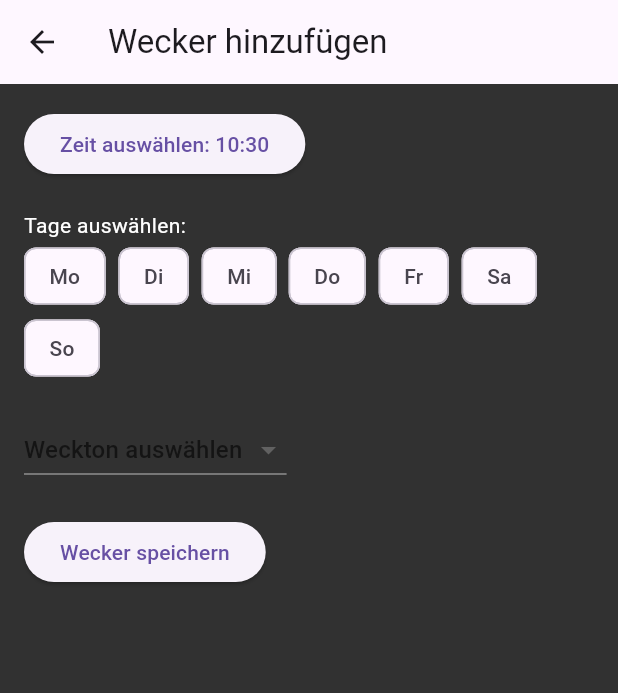
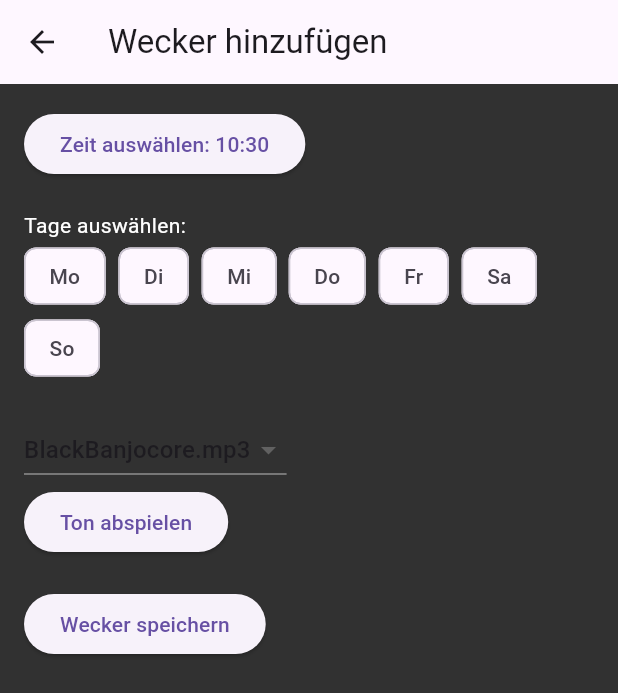
Before and after one commit to Wolanden/solve_alarm, a Flutter app: the screen it shows after launch, after a tap on the "add" icon, on a phone screen of 412 x 824 dp. Shown: the top 693 px of the screen. Run offline on Flutter 3.47's test engine with Material 3 defaults, Android fonts, the phone set to English and light mode, and no system bars; our stand-ins replace audioplayers.

Commit message:
changed that a sound is default selected

```diff
--- a/solve_alarm/lib/pages/add_alarm_screen.dart
+++ b/solve_alarm/lib/pages/add_alarm_screen.dart
@@ -13,7 +13,7 @@ class AddAlarmScreen extends StatefulWidget {
 class _AddAlarmScreenState extends State<AddAlarmScreen> {
   TimeOfDay _selectedTime = TimeOfDay.now();
   final List<bool> _selectedDays = List.generate(7, (_) => false);
-  String _selectedSound = '';
+  String _selectedSound = 'BlackBanjocore.mp3';
   final AudioPlayer _audioPlayer = AudioPlayer();
   bool _isPlaying = false;
 
@@ -21,7 +21,7 @@ class _AddAlarmScreenState extends State<AddAlarmScreen> {
     'Allstar.mp3',
     'BlackBanjocore.mp3',
     'CanIGet.mp3',
-    'ElSondito.mp3',
+    'ElSonidito.mp3',
     'FaxSound.mp3',
     'HebDini.mp3',
     'KirinJCallinan.mp3',
@@ -93,7 +93,7 @@ class _AddAlarmScreenState extends State<AddAlarmScreen> {
             ),
             const SizedBox(height: 20),
             DropdownButton<String>(
-              value: _selectedSound.isEmpty ? null : _selectedSound,
+              value: _selectedSound,
               hint: const Text('Weckton auswählen'),
               items: _availableSounds.map((String sound) {
                 return DropdownMenuItem<String>(
```
